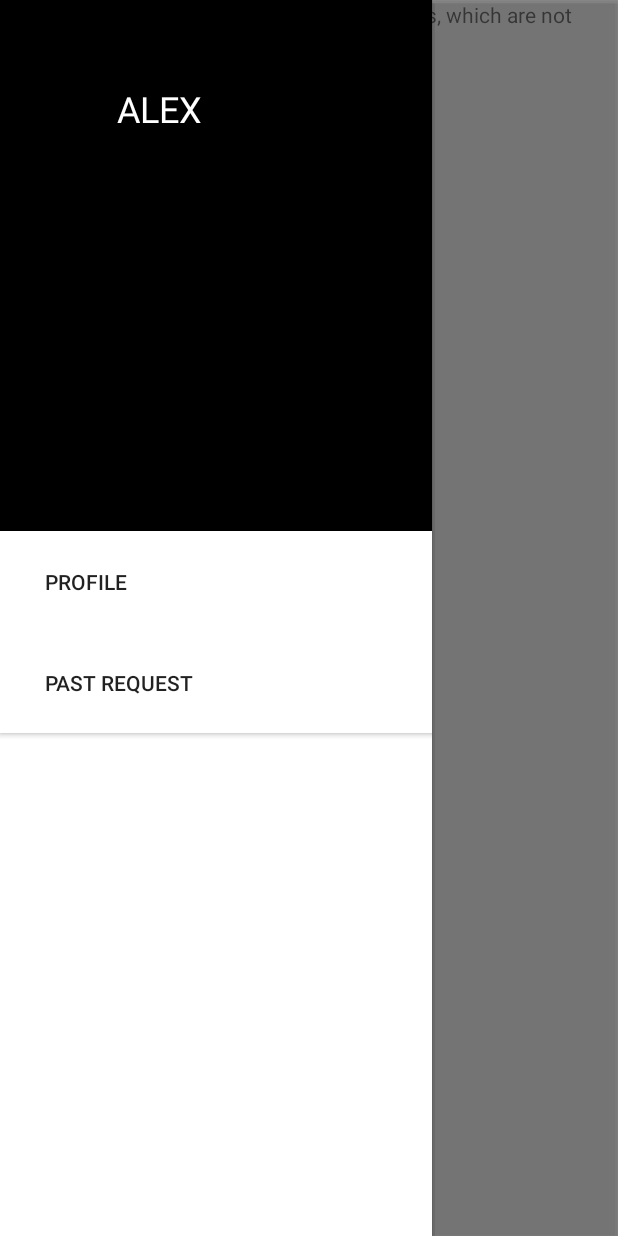
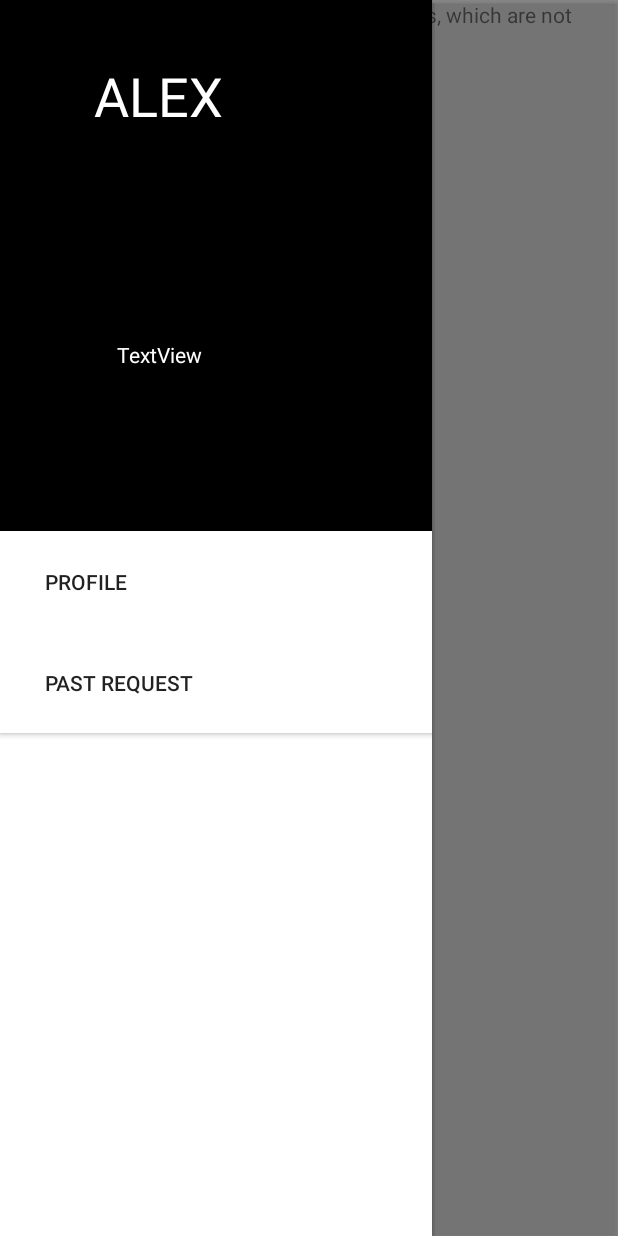
Before and after one commit to CMPUT301W20T03/OnTime, an Android app: the DriverMapActivity screen opened directly, with no data from a screen before it, after a tap on an icon or button, on a phone screen of 412 x 824 dp. Run offline under Robolectric (Android 15) with nearby library versions, the phone set to English and light mode, and no system bars; our stand-ins replace Firebase (no records; nobody signed in at launch, a user with empty details on screens opened directly); libraries missing offline, so code that uses them is left out: com.firebase.ui; 3 statements that could not run were skipped.

Commit message:
merged updated hamburger button

```diff
--- a/app/src/main/res/layout/hamburger_menus.xml
+++ b/app/src/main/res/layout/hamburger_menus.xml
@@ -9,13 +9,13 @@
 
 
     <TextView
-        android:id="@+id/rider_name"
-        android:layout_width="189dp"
-        android:layout_height="106dp"
+        android:id="@+id/show_name"
+        android:layout_width="190dp"
+        android:layout_height="87dp"
         android:gravity="center"
         android:text="ALEX"
         android:textColor="@android:color/white"
-        android:textSize="24sp"
+        android:textSize="36sp"
         app:layout_constraintBottom_toBottomOf="parent"
         app:layout_constraintEnd_toEndOf="parent"
         app:layout_constraintHorizontal_bias="0.112"
@@ -52,4 +52,18 @@
             android:paddingLeft="30dp"
             android:text="past request" />
     </LinearLayout>
+
+    <TextView
+        android:id="@+id/current_user_model"
+        android:layout_width="189dp"
+        android:layout_height="40dp"
+        android:gravity="center"
+        android:text="TextView"
+        android:textColor="@android:color/white"
+        app:layout_constraintBottom_toTopOf="@+id/meun_choice"
+        app:layout_constraintEnd_toEndOf="parent"
+        app:layout_constraintHorizontal_bias="0.117"
+        app:layout_constraintStart_toStartOf="parent"
+        app:layout_constraintTop_toTopOf="parent"
+        app:layout_constraintVertical_bias="0.689" />
 </androidx.constraintlayout.widget.ConstraintLayout>
```
Also changed, not shown: app/src/main/java/com/example/ontime/RiderMapActivity.java (+42 -10 lines), 1 other file.
